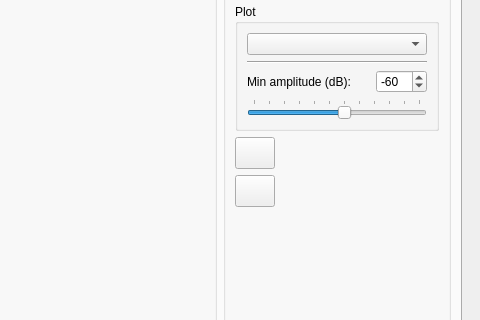
Above: ui_array_analysis.ui from rookiepeng/antenna-array-analysis before the change; both pictures show x 681 to 1161 and y 257 to 577 of the 1161 by 718 pixel window. Below: the same form after it.
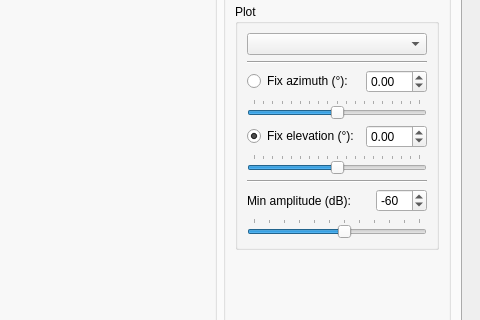
That is the form after the change. Icons and pictures are not drawn.

The edit to the form file:
```diff
--- a/ui_array_analysis.ui
+++ b/ui_array_analysis.ui
@@ -808,6 +808,137 @@
                   </property>
                  </widget>
                 </item>
+                <item>
+                 <layout class="QHBoxLayout" name="horizontalLayout">
+                  <item>
+                   <widget class="QRadioButton" name="rb_azimuth">
+                    <property name="text">
+                     <string>Fix azimuth (°):</string>
+                    </property>
+                    <property name="checked">
+                     <bool>false</bool>
+                    </property>
+                   </widget>
+                  </item>
+                  <item>
+                   <spacer name="horizontalSpacer">
+                    <property name="orientation">
+                     <enum>Qt::Horizontal</enum>
+                    </property>
+                    <property name="sizeHint" stdset="0">
+                     <size>
+                      <width>0</width>
+                      <height>0</height>
+                     </size>
+                    </property>
+                   </spacer>
+                  </item>
+                  <item>
+                   <widget class="QDoubleSpinBox" name="rbsb_azimuth">
+                    <property name="minimum">
+                     <double>-90.000000000000000</double>
+                    </property>
+                    <property name="maximum">
+                     <double>90.000000000000000</double>
+                    </property>
+                   </widget>
+                  </item>
+                 </layout>
+                </item>
+                <item>
+                 <widget class="QSlider" name="rbhs_azimuth">
+                  <property name="minimum">
+                   <number>-900</number>
+                  </property>
+                  <property name="maximum">
+                   <number>900</number>
+                  </property>
+                  <property name="singleStep">
+                   <number>10</number>
+                  </property>
+                  <property name="orientation">
+                   <enum>Qt::Horizontal</enum>
+                  </property>
+                  <property name="tickPosition">
+                   <enum>QSlider::TicksAbove</enum>
+                  </property>
+                  <property name="tickInterval">
+                   <number>100</number>
+                  </property>
+                 </widget>
+                </item>
+                <item>
+                 <layout class="QHBoxLayout" name="horizontalLayout_3">
+                  <item>
+                   <widget class="QRadioButton" name="rb_elevation">
+                    <property name="text">
+                     <string>Fix elevation (°):</string>
+                    </property>
+                    <property name="checked">
+                     <bool>true</bool>
+                    </property>
+                   </widget>
+                  </item>
+                  <item>
+                   <spacer name="horizontalSpacer_2">
+                    <property name="orientation">
+                     <enum>Qt::Horizontal</enum>
+                    </property>
+                    <property name="sizeHint" stdset="0">
+                     <size>
+                      <width>0</width>
+                      <height>0</height>
+                     </size>
+                    </property>
+                   </spacer>
+                  </item>
+                  <item>
+                   <widget class="QDoubleSpinBox" name="rbsb_elevation">
+                    <property name="enabled">
+                     <bool>true</bool>
+                    </property>
+                    <property name="minimum">
+                     <double>-90.000000000000000</double>
+                    </property>
+                    <property name="maximum">
+                     <double>90.000000000000000</double>
+                    </property>
+                   </widget>
+                  </item>
+                 </layout>
+                </item>
+                <item>
+                 <widget class="QSlider" name="rbhs_elevation">
+                  <property name="enabled">
+                   <bool>true</bool>
+                  </property>
+                  <property name="minimum">
+                   <number>-900</number>
+                  </property>
+                  <property name="maximum">
+                   <number>900</number>
+                  </property>
+                  <property name="singleStep">
+                   <number>10</number>
+                  </property>
+                  <property name="orientation">
+                   <enum>Qt::Horizontal</enum>
+                  </property>
+                  <property name="tickPosition">
+                   <enum>QSlider::TicksAbove</enum>
+                  </property>
+                  <property name="tickInterval">
+                   <number>100</number>
+                  </property>
+                 </widget>
+                </item>
+                <item>
+                 <widget class="Line" name="line_polar">
+                  <property name="orientation">
+                   <enum>Qt::Horizontal</enum>
+                  </property>
+                 </widget>
+                </item>
                 <item>
                  <layout class="QHBoxLayout" name="horizontalLayout_5">
                   <item>
@@ -882,52 +1013,6 @@
                </layout>
               </widget>
              </item>
-             <item>
-              <widget class="QPushButton" name="holdButton">
-               <property name="sizePolicy">
-                <sizepolicy hsizetype="Fixed" vsizetype="Fixed">
-                 <horstretch>0</horstretch>
-                 <verstretch>0</verstretch>
-                </sizepolicy>
-               </property>
-               <property name="minimumSize">
-                <size>
-                 <width>32</width>
-                 <height>32</height>
-                </size>
-               </property>
-               <property name="text">
-                <string/>
-               </property>
-               <property name="icon">
-                <iconset resource="res.qrc">
-                 <normaloff>:/icons/res/hold.png</normaloff>:/icons/res/hold.png</iconset>
-               </property>
-              </widget>
-             </item>
-             <item>
-              <widget class="QPushButton" name="clearButton">
-               <property name="sizePolicy">
-                <sizepolicy hsizetype="Fixed" vsizetype="Fixed">
-                 <horstretch>0</horstretch>
-                 <verstretch>0</verstretch>
-                </sizepolicy>
-               </property>
-               <property name="minimumSize">
-                <size>
-                 <width>32</width>
-                 <height>32</height>
-                </size>
-               </property>
-               <property name="text">
-                <string/>
-               </property>
-               <property name="icon">
-                <iconset resource="res.qrc">
-                 <normaloff>:/icons/res/clear.png</normaloff>:/icons/res/clear.png</iconset>
-               </property>
-              </widget>
-             </item>
              <item>
               <spacer name="verticalSpacer_4">
                <property name="orientation">
```
Left out of the diff: 64 changed lines with no effect on the pictures.
